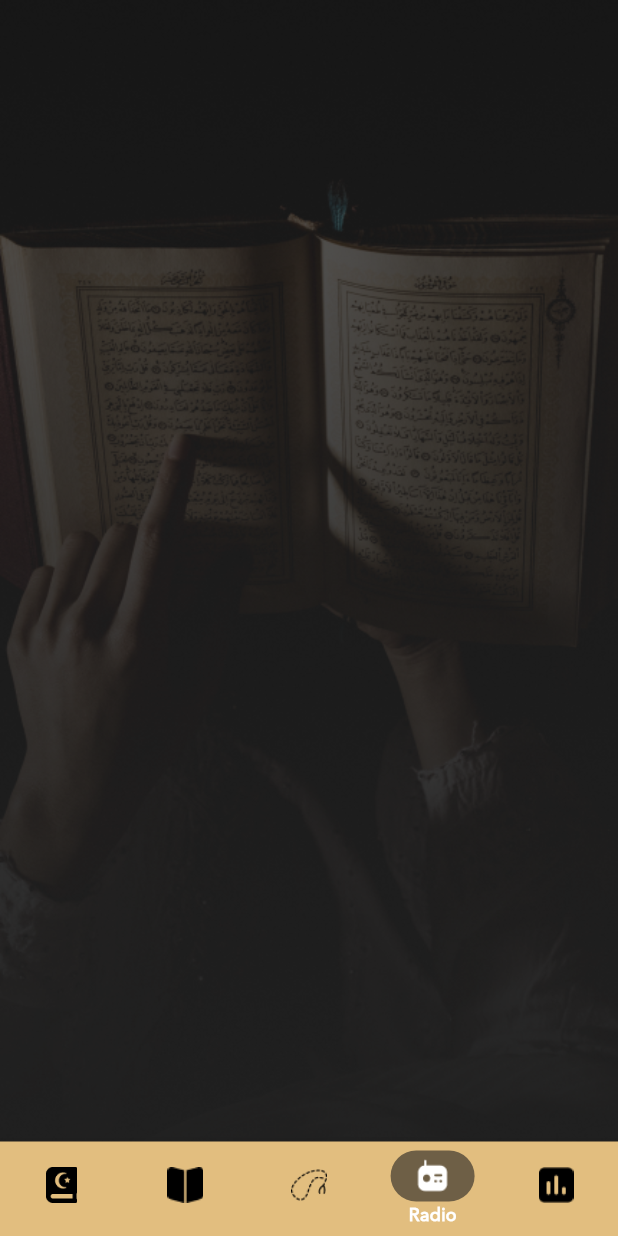
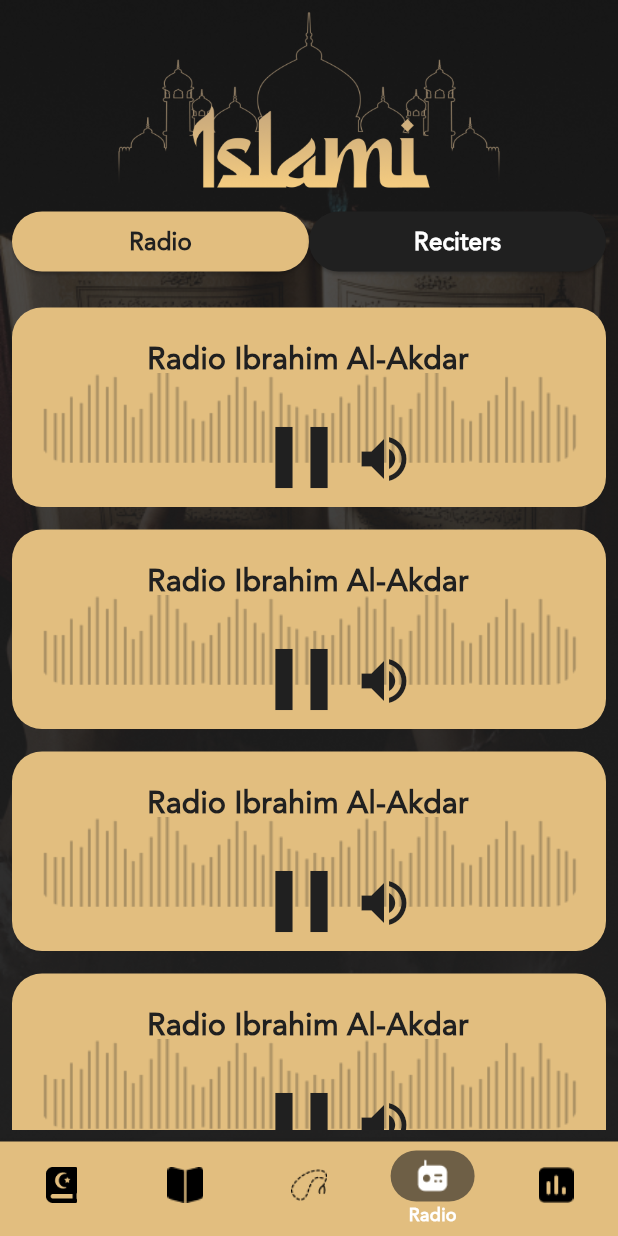
Before and after one commit to AliJamalll/islami_app, a Flutter app: the LayoutView screen opened by its route, item 4 of the bottom bar chosen, on a phone screen of 412 x 824 dp. Run offline on Flutter 3.47's test engine with Material 3 defaults, Android fonts, the phone set to English and light mode, and no system bars; our stand-ins replace smooth_page_indicator.

Commit message:
finishing radio screen

```diff
--- a/lib/core/constants/app_assets.dart
+++ b/lib/core/constants/app_assets.dart
@@ -37,5 +37,9 @@ class AppAssets{
   static const String firstPartSibha = '${_basePath}first part sibha.png';
   static const String secondPartSibha = '${_basePath}second part sibha.png';
 
+  static const String radioContainer1 = '${_basePath}radio 1.png';
+  static const String radioContainer2 = '${_basePath}radio2.png';
+
+
 
 }
--- a/lib/modules/radio/radio_view.dart
+++ b/lib/modules/radio/radio_view.dart
@@ -1,21 +1,102 @@
 import 'package:flutter/material.dart';
+import 'package:islami/core/theme/app_color.dart';
+import 'package:islami/modules/radio/widgets/custom_radio_list.dart';
 
 import '../../core/constants/app_assets.dart';
 
-class RadioView extends StatelessWidget {
+class RadioView extends StatefulWidget {
   const RadioView({super.key});
 
   @override
+  State<RadioView> createState() => _RadioViewState();
+}
+
+class _RadioViewState extends State<RadioView> {
+  @override
   Widget build(BuildContext context) {
-    return Container(
-      decoration: BoxDecoration(
-          image: DecorationImage(
-              image: AssetImage(
-                AppAssets.radioScreen,
+    return Stack(
+      children: [
+        Image(
+          image: AssetImage(
+            AppAssets.radioScreen,
+          ),
+          fit: BoxFit.cover,
+          width: double.infinity,
+        ),
+        SafeArea(
+          child: Center(
+            child: Padding(
+              padding: const EdgeInsets.all(8.0),
+              child: SingleChildScrollView(
+                child: Column(
+                  children: [
+                    Image.asset(
+                      'assets/images/Logo_quran_view.png',
+                      width: 298,
+                      height: 129,
+                    ),
+                    Row(
+                      children: [
+                        Expanded(
+                          child: ElevatedButton(
+                              onPressed: () {},
+                              style: ElevatedButton.styleFrom(
+                                  backgroundColor: AppColor.PrimaryColor),
+                              child: Row(
+                                mainAxisAlignment: MainAxisAlignment.center,
+                                children: [
+                                  Text(
+                                    'Radio',
+                                    style: TextStyle(
+                                        fontWeight: FontWeight.w700,
+                                        fontSize: 16,
+                                        fontFamily: 'janna',
+                                        color: AppColor.SecondryColor),
+                                  )
+                                ],
+                              )),
+                        ),
+                        Expanded(
+                          child: ElevatedButton(
+                              onPressed: () {},
+                              style: ElevatedButton.styleFrom(
+                                  backgroundColor: AppColor.SecondryColor),
+                              child: Row(
+                                mainAxisAlignment: MainAxisAlignment.center,
+                                children: [
+                                  Text(
+                                    'Reciters',
+                                    style: TextStyle(
+                                        fontWeight: FontWeight.w700,
+                                        fontSize: 16,
+                                        fontFamily: 'janna',
+                                        color: AppColor.white),
+                                  )
+                                ],
+                              )),
+                        ),
+                      ],
+                    ),
+                    SizedBox(
+                      height: 10,
+                    ),
+                    SizedBox(
+                      height: MediaQuery.of(context).size.height,
+                      child: ListView.separated(
+                          padding: const EdgeInsets.symmetric(vertical: 10),
+                          itemBuilder: (context, index) => CustomRadioList(),
+                          separatorBuilder: (context, index) => const SizedBox(
+                                height: 15,
+                              ),
+                          itemCount: 10),
+                    )
+                  ],
+                ),
               ),
-              fit: BoxFit.cover
-          )
-      ),
+            ),
+          ),
+        ),
+      ],
     );
   }
 }
--- /dev/null
+++ b/lib/modules/radio/widgets/custom_radio_list.dart
@@ -0,0 +1,100 @@
+import 'package:flutter/material.dart';
+
+import '../../../core/constants/app_assets.dart';
+import '../../../core/theme/app_color.dart';
+
+class CustomRadioList extends StatefulWidget {
+  const CustomRadioList({super.key});
+
+  @override
+  State<CustomRadioList> createState() => _CustomRadioListState();
+}
+
+class _CustomRadioListState extends State<CustomRadioList> {
+  bool isPlay = true;
+  bool isListening = false;
+
+  @override
+  Widget build(BuildContext context) {
+    return Container(
+      height: 133,
+      width: 390,
+      decoration: BoxDecoration(
+          borderRadius: BorderRadius.circular(20),
+          color: AppColor.PrimaryColor),
+      child: Stack(
+        children: [
+          Align(
+            alignment: Alignment.bottomCenter,
+            child: Image(
+              image: isPlay
+                  ? AssetImage(AppAssets.radioContainer2)
+                  : AssetImage(AppAssets.radioContainer1),
+              fit: BoxFit.fitWidth, // Adjust image scaling
+              width: double.infinity, // Ensure it spans the width
+            ),
+          ),
+          Positioned(
+            left: 90,
+            top: 20,
+            child: Text(
+              'Radio Ibrahim Al-Akdar',
+              style: TextStyle(
+                  fontWeight: FontWeight.w700,
+                  fontSize: 20,
+                  fontFamily: 'janna',
+                  color: AppColor.SecondryColor),
+            ),
+          ),
+          Positioned(
+              bottom: -10,
+              left: 150,
+              child: Row(
+                children: [
+                  IconButton(
+                      onPressed: () {
+                        setState(() {
+                          isPlay = !isPlay;
+                        });
+                      },
+                      icon: isPlay
+                          ? Icon(
+                        Icons.pause,
+                        size: 70,
+                        color: AppColor.SecondryColor,
+                      )
+                          : Icon(
+                        Icons.play_arrow_rounded,
+                        size: 70,
+                        color: AppColor.SecondryColor,
+                      ))
+                ],
+              )),
+          Positioned(
+              bottom: 4,
+              left: 220,
+              child: Row(
+                children: [
+                  IconButton(
+                      onPressed: () {
+                        setState(() {
+                          isListening = !isListening;
+                        });
+                      },
+                      icon: isListening ? Icon(
+                        Icons.volume_off,
+                        size: 40,
+                        color: AppColor.SecondryColor,
+                      ) : Icon(
+                        Icons.volume_up,
+                        size: 40,
+                        color: AppColor.SecondryColor,
+                      )
+                  )
+                ],
+              ))
+        ],
+      ),
+    );
+  }
+}
--- a/lib/modules/sibha/sibha_view.dart
+++ b/lib/modules/sibha/sibha_view.dart
@@ -14,10 +14,10 @@ class SibhaView extends StatefulWidget {
 
 class _SibhaViewState extends State<SibhaView> {
    int counter = 0;
-   double angle = 0.5;
+   double angle = 0.9;
   void rotateImage(){
     setState(() {
-      angle += 0.5;
+      angle += 0.9;
       counter++;
     });
   }
```
Also changed, not shown: assets/images/radio 1.png (added), assets/images/radio2.png (added).
